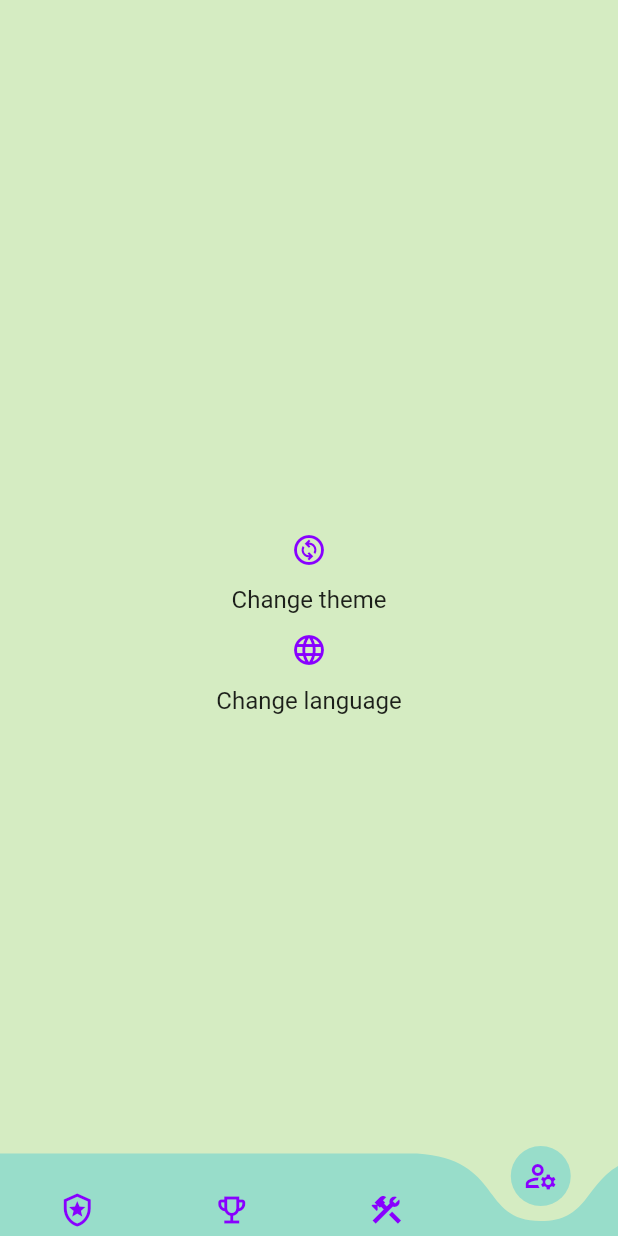
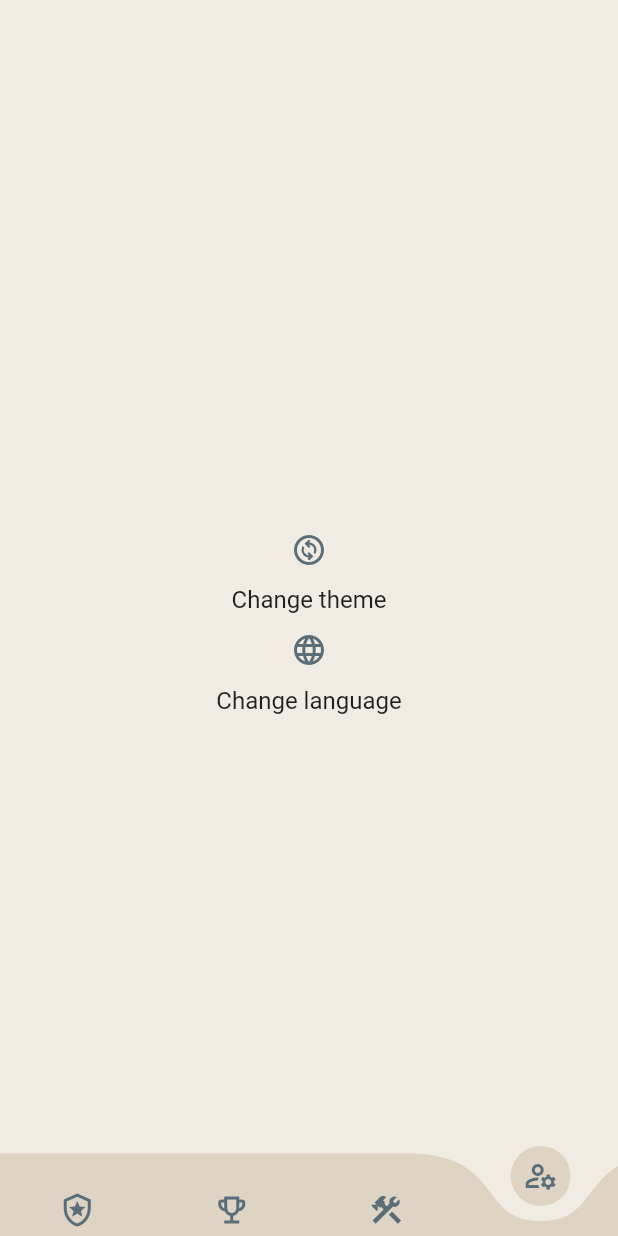
Before and after one commit to phucdzvcll/Tft_flutter, a Flutter app: the screen it shows after launch, item 4 of the bottom bar chosen, on a phone screen of 412 x 824 dp. Run offline on Flutter 3.47's test engine with Material 2 defaults, Android fonts, the phone set to English and light mode, and no system bars; drawn by our look-alikes of curved_navigation_bar; our stand-ins replace easy_localization, flutter_bloc, shared_preferences; Roboto replaces fonts that are missing (SF-Pro-Rounded).

Commit message:
changed theme

```diff
--- a/lib/common/component/theme.dart
+++ b/lib/common/component/theme.dart
@@ -1,33 +1,36 @@
 import 'package:flutter/material.dart';
 
-//0xff222831 0xff393E46 0xffFD7014 0xffEEEEEE - Color Dark
-//0xff98DDCA 0xffD5ECC2 0xffFFD3B4 0xff8800ff - Color Light
+/* 0xff2C2C49 0xff4A375F 0xffD597CE 0xffF5B0CB - Color Dark */
+
+/* 0xffF0ECE3 0xffDFD3C3 0xffC7B198 0xff596E79 - Color Light
+https://colorhunt.co/palette/f0ece3dfd3c3c7b198596e79 */
+
 class MyThemes {
   static final darkTheme = ThemeData(
-    scaffoldBackgroundColor: const Color(0xff393E46),
+    scaffoldBackgroundColor: const Color(0xff2C2C49),
     fontFamily: 'SF-Pro-Rounded',
-    bottomAppBarColor: Color(0xff222831),
+    bottomAppBarColor: Color(0xff4A375F),
     brightness: Brightness.dark,
     textTheme: TextTheme(
       headline1: TextStyle(fontSize: 20, fontWeight: FontWeight.bold),
       bodyText1: TextStyle(fontSize: 16, fontWeight: FontWeight.w600),
       bodyText2: TextStyle(fontSize: 16, fontWeight: FontWeight.w400),
     ),
-    primaryColor: const Color(0xffFD7014),
-    iconTheme: IconThemeData(color: Colors.red[300]),
+    primaryColor: const Color(0xffD597CE),
+    iconTheme: IconThemeData(color: Color(0xffF5B0CB)),
   );
 
   static final lightTheme = ThemeData(
-    scaffoldBackgroundColor: const Color(0xffD5ECC2),
+    scaffoldBackgroundColor: const Color(0xffF0ECE3),
     fontFamily: 'SF-Pro-Rounded',
     brightness: Brightness.light,
-    bottomAppBarColor: Color(0xff98DDCA),
+    bottomAppBarColor: Color(0xffDFD3C3),
     textTheme: TextTheme(
       headline1: TextStyle(fontSize: 20, fontWeight: FontWeight.bold),
       bodyText1: TextStyle(fontSize: 16, fontWeight: FontWeight.w600),
       bodyText2: TextStyle(fontSize: 16, fontWeight: FontWeight.w400),
     ),
-    primaryColor: const Color(0xffFFD3B4),
-    iconTheme: const IconThemeData(color: Color(0xff8800ff)),
+    primaryColor: const Color(0xffC7B198),
+    iconTheme: const IconThemeData(color: Color(0xff596E79)),
   );
 }
--- a/pubspec.yaml
+++ b/pubspec.yaml
@@ -40,6 +40,7 @@ dependencies:
   shared_preferences: ^2.0.6
   #Custom bottom navigation bar
   curved_navigation_bar: ^1.0.0
+  bottom_navy_bar: ^6.0.0
   #Multy language
   easy_localization: ^3.0.0
 dev_dependencies:
```
Also changed, not shown: pubspec.lock.
